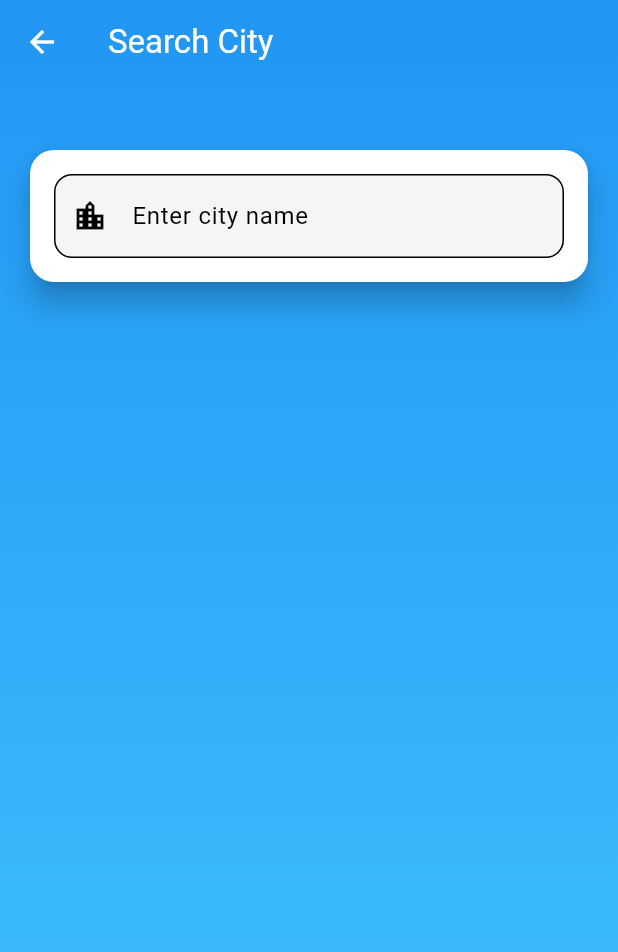
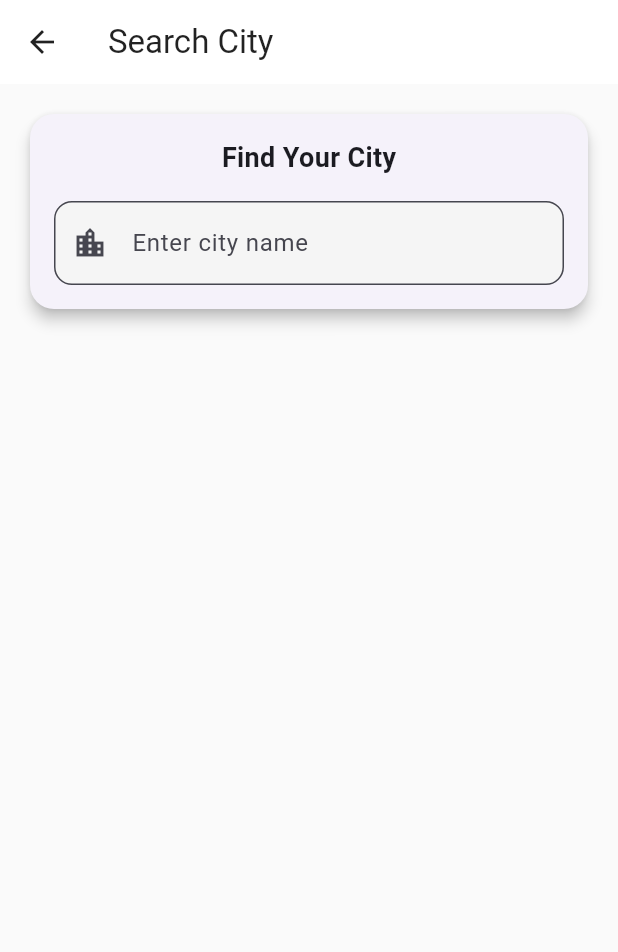
Before and after one commit to HussienAboSoker/jawy, a Flutter app: the screen it shows after launch, after a tap on the "search" icon, on a phone screen of 412 x 824 dp. Shown: the top 952 px of the screen. Run offline on Flutter 3.47's test engine with Material 3 defaults, Android fonts, the phone set to English and light mode, and no system bars; our stand-ins replace dio, flutter_bloc.

Commit message:
cange to resbonsive ui
Co-authored-by: Copilot <copilot@github.com>

```diff
--- a/lib/main.dart
+++ b/lib/main.dart
@@ -19,16 +19,23 @@ class MyApp extends StatelessWidget {
         debugShowCheckedModeBanner: false,
         title: 'Jawy Weather',
         theme: ThemeData(
-          colorScheme: const ColorScheme.light(
-            primary: Colors.blue,
-            secondary: Colors.lightBlue,
-            surface: Colors.white,
+          colorScheme: ColorScheme.fromSeed(
+            seedColor: Colors.indigo,
+            brightness: Brightness.light,
           ),
           useMaterial3: true,
+          scaffoldBackgroundColor: Colors.grey[50],
+          cardTheme: CardTheme(
+            elevation: 4,
+            shape: RoundedRectangleBorder(
+              borderRadius: BorderRadius.circular(16),
+            ),
+          ),
           appBarTheme: const AppBarTheme(
-            backgroundColor: Colors.transparent,
-            elevation: 0,
-            foregroundColor: Colors.white,
+            backgroundColor: Colors.white,
+            elevation: 1,
+            foregroundColor: Colors.black87,
+            surfaceTintColor: Colors.white,
           ),
         ),
         home: const HomeView(),
--- a/lib/views/home_view.dart
+++ b/lib/views/home_view.dart
@@ -22,6 +22,9 @@ class HomeView extends StatelessWidget {
 
   @override
   Widget build(BuildContext context) {
+    final screenSize = MediaQuery.of(context).size;
+    final isSmallScreen = screenSize.width < 600;
+
     return Scaffold(
       appBar: AppBar(
         actions: [
@@ -32,41 +35,30 @@ class HomeView extends StatelessWidget {
         ],
         centerTitle: true,
         title: const Text('JAWY'),
-        backgroundColor: Colors.transparent,
-        elevation: 0,
       ),
-      extendBodyBehindAppBar: true,
       body: BlocBuilder<GetWeatherCubit, GetWeatherState>(
         builder: (context, state) {
           if (state is GetWeatherLoadingState) {
-            return Container(
-              decoration: const BoxDecoration(
-                gradient: LinearGradient(
-                  colors: [Colors.blue, Colors.lightBlueAccent],
-                  begin: Alignment.topCenter,
-                  end: Alignment.bottomCenter,
-                ),
-              ),
-              child: const Center(child: CircularProgressIndicator()),
-            );
+            return const Center(child: CircularProgressIndicator());
           }
 
           if (state is GetWeatherErrorState) {
-            return Container(
-              decoration: const BoxDecoration(
-                gradient: LinearGradient(
-                  colors: [Colors.redAccent, Colors.orangeAccent],
-                  begin: Alignment.topCenter,
-                  end: Alignment.bottomCenter,
-                ),
-              ),
-              child: Center(
+            return Center(
+              child: Padding(
+                padding:
+                    EdgeInsets.symmetric(horizontal: isSmallScreen ? 16 : 32),
+                child: Card(
+                  color: Colors.red[50],
                   child: Padding(
                     padding: const EdgeInsets.all(16.0),
                     child: Text(
                       state.message,
-                    style: const TextStyle(color: Colors.white, fontSize: 16),
+                      style: TextStyle(
+                        color: Colors.red[700],
+                        fontSize: isSmallScreen ? 16 : 18,
+                      ),
                       textAlign: TextAlign.center,
+                    ),
                   ),
                 ),
               ),
@@ -74,23 +66,31 @@ class HomeView extends StatelessWidget {
           }
 
           if (state is GetWeatherSuccessState) {
-            return WethaerView(weatherModel: state.weatherModel);
+            return Padding(
+              padding: EdgeInsets.all(isSmallScreen ? 8 : 16),
+              child: WethaerView(weatherModel: state.weatherModel),
+            );
           }
 
-          return Container(
-            decoration: const BoxDecoration(
-              gradient: LinearGradient(
-                colors: [Colors.grey, Colors.blueGrey],
-                begin: Alignment.topCenter,
-                end: Alignment.bottomCenter,
+          return Center(
+            child: Column(
+              mainAxisAlignment: MainAxisAlignment.center,
+              children: [
+                Icon(
+                  Icons.wb_sunny_outlined,
+                  size: isSmallScreen ? 64 : 80,
+                  color: Colors.grey[400],
                 ),
+                const SizedBox(height: 16),
+                Text(
+                  'Search for a city using the search icon.',
+                  style: TextStyle(
+                    fontSize: isSmallScreen ? 16 : 18,
+                    color: Colors.grey[600],
                   ),
-            child: const Center(
-              child: Text(
-                'Search for a city using the search icon.',
-                style: TextStyle(fontSize: 16, color: Colors.white),
                   textAlign: TextAlign.center,
                 ),
+              ],
             ),
           );
         },
--- a/lib/views/search_view.dart
+++ b/lib/views/search_view.dart
@@ -47,35 +47,31 @@ class _SearchViewState extends State<SearchView> {
 
   @override
   Widget build(BuildContext context) {
+    final screenSize = MediaQuery.of(context).size;
+    final isSmallScreen = screenSize.width < 600;
+    final padding = isSmallScreen ? 16.0 : 24.0;
+
     return Scaffold(
       appBar: AppBar(
         title: const Text('Search City'),
-        backgroundColor: Colors.transparent,
-        elevation: 0,
       ),
-      extendBodyBehindAppBar: true,
-      body: Container(
-        decoration: const BoxDecoration(
-          gradient: LinearGradient(
-            colors: [Colors.blue, Colors.lightBlueAccent],
-            begin: Alignment.topCenter,
-            end: Alignment.bottomCenter,
+      body: Padding(
+        padding: EdgeInsets.all(padding),
+        child: Column(
+          children: [
+            Card(
+              child: Padding(
+                padding: EdgeInsets.all(padding),
+                child: Column(
+                  children: [
+                    Text(
+                      'Find Your City',
+                      style: TextStyle(
+                        fontSize: isSmallScreen ? 18 : 20,
+                        fontWeight: FontWeight.bold,
                       ),
                     ),
-        child: Padding(
-          padding: const EdgeInsets.all(16.0),
-          child: Column(
-            children: [
-              const SizedBox(height: 80), // Space for app bar
-              Card(
-                elevation: 8,
-                shape: RoundedRectangleBorder(
-                  borderRadius: BorderRadius.circular(16),
-                ),
-                child: Padding(
-                  padding: const EdgeInsets.all(16.0),
-                  child: Column(
-                    children: [
+                    const SizedBox(height: 16),
                     TextField(
                       controller: _controller,
                       onChanged: _onSearchChanged,
@@ -85,8 +81,8 @@ class _SearchViewState extends State<SearchView> {
                           borderRadius: BorderRadius.circular(12),
                         ),
                         focusedBorder: OutlineInputBorder(
-                            borderSide: const BorderSide(
-                              color: Colors.blue,
+                          borderSide: BorderSide(
+                            color: Theme.of(context).colorScheme.primary,
                             width: 2.0,
                           ),
                           borderRadius: BorderRadius.circular(12),
@@ -96,16 +92,21 @@ class _SearchViewState extends State<SearchView> {
                         fillColor: Colors.grey[100],
                       ),
                     ),
-                      if (_isLoading) const CircularProgressIndicator(),
+                    if (_isLoading)
+                      const Padding(
+                        padding: EdgeInsets.all(16.0),
+                        child: CircularProgressIndicator(),
+                      ),
                     if (_suggestions.isNotEmpty)
                       SizedBox(
-                          height: 200,
+                        height: isSmallScreen ? 150 : 200,
                         child: ListView.builder(
                           itemCount: _suggestions.length,
                           itemBuilder: (context, index) {
                             return ListTile(
                               title: Text(_suggestions[index]),
                               onTap: () => _selectCity(_suggestions[index]),
+                              leading: const Icon(Icons.location_on),
                             );
                           },
                         ),
@@ -117,7 +118,6 @@ class _SearchViewState extends State<SearchView> {
           ],
         ),
       ),
-      ),
     );
   }
 }
```
Also changed, not shown: lib/widgets/wethaer_view.dart (+72 -60 lines). Lines whose indentation alone changed are shown as unchanged.
